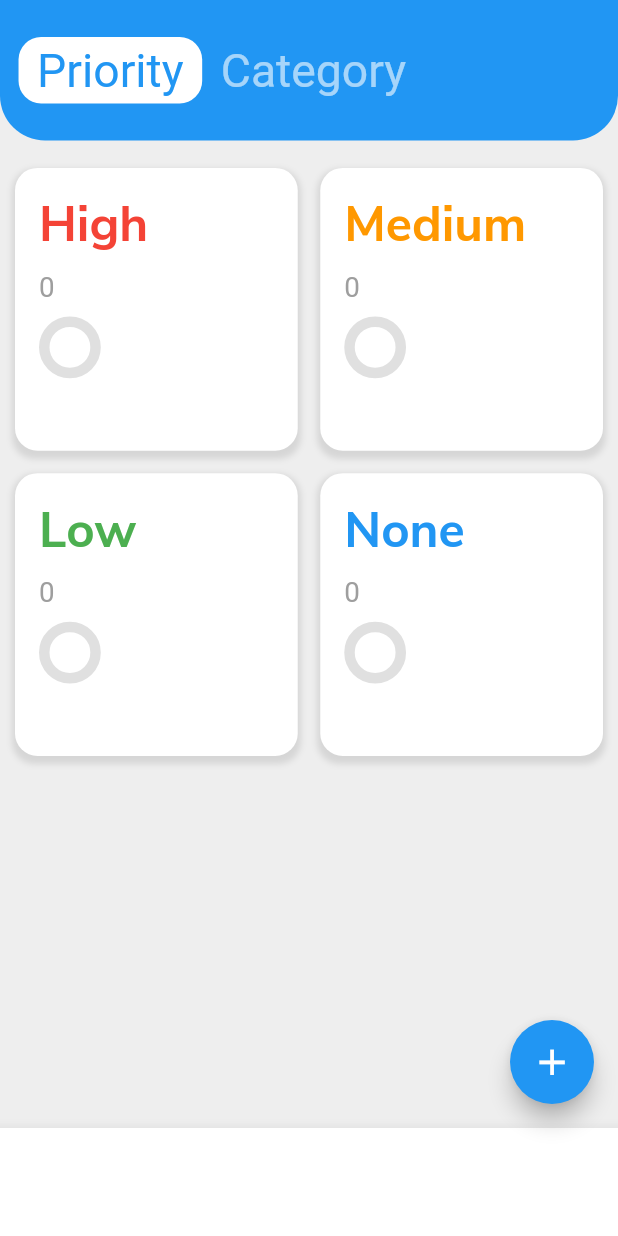
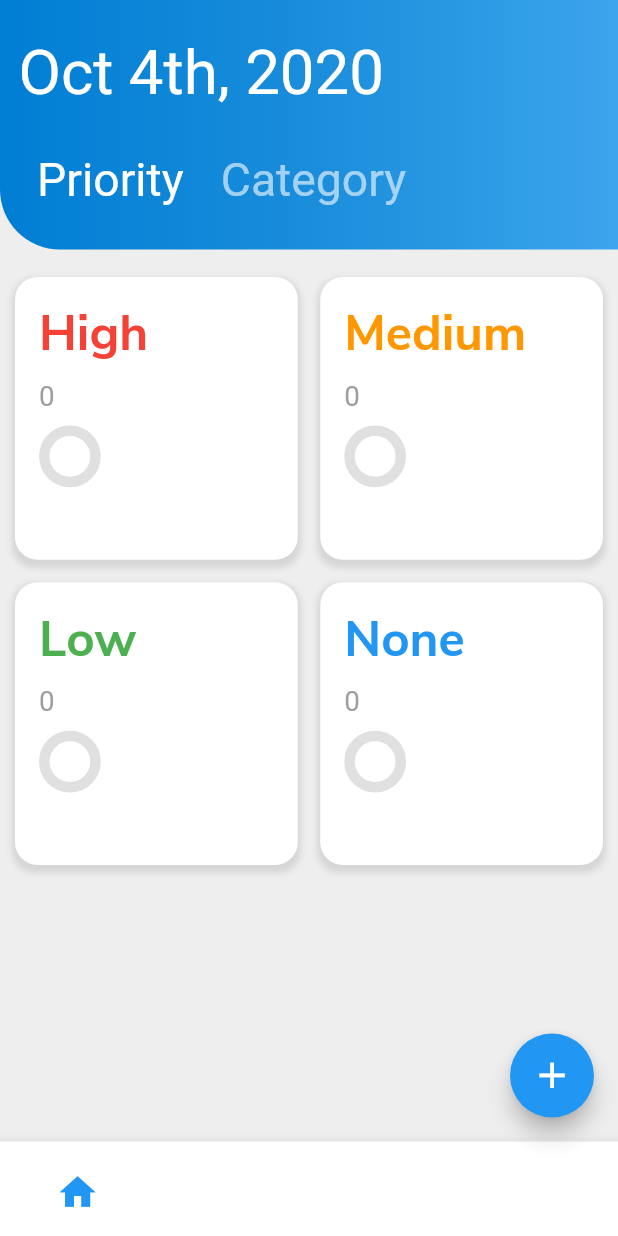
Before and after one commit to CreativelyLogical/todolist-app, a Flutter app: the OverviewScreen screen opened directly, item 2 of the bottom bar chosen, after a tap on the "home" icon, on a phone screen of 412 x 824 dp. Run offline on Flutter 3.47's test engine with Material 2 defaults, Android fonts, the phone set to English and light mode, and no system bars; drawn by our look-alikes of percent_indicator; our stand-ins replace auto_size_text, flutter_local_notifications, flutter_svg, fluttertoast, rxdart, sqflite; accounts and stored records are empty.

Commit message:
made further changes to the UI, mostly in the bottomAppBar

```diff
--- a/lib/screens/all_tasks_screen.dart
+++ b/lib/screens/all_tasks_screen.dart
@@ -17,6 +17,7 @@ import 'dart:io';
 import 'package:my_todo/main.dart';
 import 'package:flutter/services.dart';
 import 'package:my_todo/notifications/todo_notifications.dart';
+import 'overview_screen.dart';
 
 class AllTasksScreen extends StatefulWidget {
   @override
@@ -66,16 +67,34 @@ class _AllTasksScreenState extends State<AllTasksScreen> {
         bottomNavigationBar: BottomAppBar(
 //          notchMargin: 5.0,
           child: Container(
-            padding: EdgeInsets.only(bottom: 5),
+            padding: EdgeInsets.only(
+              bottom: 5,
+              top: 10,
+            ),
 //            height: SizeConfig.screenHeight * 0.105,
             child: Row(
-              crossAxisAlignment: CrossAxisAlignment.start,
+              crossAxisAlignment: CrossAxisAlignment.center,
               mainAxisSize: MainAxisSize.max,
               mainAxisAlignment: MainAxisAlignment.spaceAround,
               children: <Widget>[
-                Column(
-                  mainAxisSize: MainAxisSize.min,
-                  children: <Widget>[
+                IconButton(
+                  padding: EdgeInsets.all(0),
+//                      padding: EdgeInsets.only(
+//                          right: SizeConfig.blockSizeHorizontal * 10),
+                  icon: Icon(
+                    Icons.home,
+                    color: kWhite.withOpacity(0.5),
+                  ),
+                  iconSize: SizeConfig.screenHeight * 0.035,
+                  onPressed: () {
+                    MyApp.pagesOnStack++;
+                    Navigator.push(
+                        context,
+                        MaterialPageRoute(
+                            builder: (context) => OverviewScreen()));
+//                          print("You're already in the week view screen");
+                  },
+                ),
                 IconButton(
                   padding: EdgeInsets.all(0),
 //                      padding: EdgeInsets.only(
@@ -84,76 +103,45 @@ class _AllTasksScreenState extends State<AllTasksScreen> {
                     Icons.view_week,
                     color: kWhite.withOpacity(0.5),
                   ),
-                      iconSize: SizeConfig.screenHeight * 0.045,
+                  iconSize: SizeConfig.screenHeight * 0.035,
                   onPressed: () {
                     MyApp.pagesOnStack++;
-                        Navigator.push(
-                            context,
-                            MaterialPageRoute(
-                                builder: (context) => TaskScreen()));
+                    Navigator.push(context,
+                        MaterialPageRoute(builder: (context) => TaskScreen()));
                   },
                 ),
-                    Text(
-                      'Tasks',
-                      style: TextStyle(
-                          color: kWhite.withOpacity(0.6),
-                          fontSize: SizeConfig.screenHeight * 0.02),
+                Container(
+                  padding: EdgeInsets.symmetric(
+                    vertical: 0,
+                    horizontal: 10,
                   ),
-                  ],
+                  decoration: BoxDecoration(
+                    color: kWhite,
+                    borderRadius: BorderRadius.circular(
+                      20.0,
                     ),
-                Column(
-                  mainAxisSize: MainAxisSize.min,
-                  children: <Widget>[
-                    IconButton(
-                      padding: EdgeInsets.all(0),
-                      icon: Icon(
+                  ),
+                  child: Icon(
                     Icons.format_list_bulleted,
-                        color: kWhite,
+                    color: kBlue,
+                    size: SizeConfig.screenHeight * 0.035,
                   ),
-                      iconSize: SizeConfig.screenHeight * 0.045,
-                      onPressed: () {
-                        print("You're already in the all tasks page");
-                      },
                 ),
-                    Text(
-                      'All Tasks',
-                      style: TextStyle(
-                          color: kWhite,
-                          fontSize: SizeConfig.screenHeight * 0.02),
-                    )
-                  ],
-                ),
-                Column(
-//                  crossAxisAlignment: CrossAxisAlignment.center,
-                  mainAxisSize: MainAxisSize.min,
-                  crossAxisAlignment: CrossAxisAlignment.center,
-                  children: <Widget>[
                 IconButton(
                   padding: EdgeInsets.all(0),
 //                      padding: EdgeInsets.only(
 //                          left: SizeConfig.blockSizeHorizontal * 10),
                   icon: Icon(
-                        Icons.info_outline,
+                    Icons.info,
                     color: kWhite.withOpacity(0.5),
                   ),
-                      iconSize: SizeConfig.screenHeight * 0.045,
+                  iconSize: SizeConfig.screenHeight * 0.035,
                   onPressed: () {
                     MyApp.pagesOnStack++;
-                        Navigator.push(
-                            context,
-                            MaterialPageRoute(
-                                builder: (context) => AboutPage()));
+                    Navigator.push(context,
+                        MaterialPageRoute(builder: (context) => AboutPage()));
                   },
 //                color: kWhite,
-                    ),
-                    Text(
-                      'About',
-                      style: TextStyle(
-                          color: kWhite.withOpacity(0.6),
-                          fontSize: SizeConfig.screenHeight * 0.02),
-                      textAlign: TextAlign.start,
-                    ),
-                  ],
                 ),
               ],
             ),
--- a/lib/screens/overview_screen.dart
+++ b/lib/screens/overview_screen.dart
@@ -151,40 +151,33 @@ class _OverviewScreenState extends State<OverviewScreen> {
       bottomNavigationBar: BottomAppBar(
 //          notchMargin: 5.0,
         child: Container(
-          padding: EdgeInsets.only(bottom: 5),
+          padding: EdgeInsets.only(
+            bottom: 5,
+            top: 10,
+          ),
 //            height: SizeConfig.screenHeight * 0.105,
           child: Row(
-            crossAxisAlignment: CrossAxisAlignment.start,
+            crossAxisAlignment: CrossAxisAlignment.center,
             mainAxisSize: MainAxisSize.max,
             mainAxisAlignment: MainAxisAlignment.spaceAround,
             children: <Widget>[
-              Column(
-                mainAxisSize: MainAxisSize.min,
-                children: <Widget>[
-                  IconButton(
-                    padding: EdgeInsets.all(0),
-//                      padding: EdgeInsets.only(
-//                          right: SizeConfig.blockSizeHorizontal * 10),
-                    icon: Icon(
+              Container(
+                padding: EdgeInsets.symmetric(
+                  vertical: 0,
+                  horizontal: 10,
+                ),
+                decoration: BoxDecoration(
+                  color: kWhite,
+                  borderRadius: BorderRadius.circular(
+                    20.0,
+                  ),
+                ),
+                child: Icon(
                   Icons.home,
-                      color: kWhite,
+                  size: SizeConfig.screenHeight * 0.035,
+                  color: kBlue,
                 ),
-                    iconSize: SizeConfig.screenHeight * 0.045,
-                    onPressed: () {
-//                      print("You're already in the overview screen");
-                    },
               ),
-                  Text(
-                    'Home',
-                    style: TextStyle(
-                        color: kWhite,
-                        fontSize: SizeConfig.screenHeight * 0.02),
-                  ),
-                ],
-              ),
-              Column(
-                mainAxisSize: MainAxisSize.min,
-                children: <Widget>[
               IconButton(
                 padding: EdgeInsets.all(0),
 //                      padding: EdgeInsets.only(
@@ -193,33 +186,20 @@ class _OverviewScreenState extends State<OverviewScreen> {
                   Icons.view_week,
                   color: kWhite.withOpacity(0.5),
                 ),
-                    iconSize: SizeConfig.screenHeight * 0.045,
+                iconSize: SizeConfig.screenHeight * 0.035,
                 onPressed: () {
                   MyApp.pagesOnStack++;
-                      Navigator.push(
-                          context,
-                          MaterialPageRoute(
-                              builder: (context) => TaskScreen()));
+                  Navigator.push(context,
+                      MaterialPageRoute(builder: (context) => TaskScreen()));
                 },
               ),
-                  Text(
-                    'Tasks',
-                    style: TextStyle(
-                        color: kWhite.withOpacity(0.6),
-                        fontSize: SizeConfig.screenHeight * 0.02),
-                  ),
-                ],
-              ),
-              Column(
-                mainAxisSize: MainAxisSize.min,
-                children: <Widget>[
               IconButton(
                 padding: EdgeInsets.all(0),
                 icon: Icon(
                   Icons.format_list_bulleted,
                   color: kWhite.withOpacity(0.5),
                 ),
-                    iconSize: SizeConfig.screenHeight * 0.045,
+                iconSize: SizeConfig.screenHeight * 0.035,
                 onPressed: () {
                   MyApp.pagesOnStack++;
                   Navigator.push(
@@ -228,43 +208,21 @@ class _OverviewScreenState extends State<OverviewScreen> {
                           builder: (context) => AllTasksScreen()));
                 },
               ),
-                  Text(
-                    'All Tasks',
-                    style: TextStyle(
-                        color: kWhite.withOpacity(0.6),
-                        fontSize: SizeConfig.screenHeight * 0.02),
-                  )
-                ],
-              ),
-              Column(
-//                  crossAxisAlignment: CrossAxisAlignment.center,
-                mainAxisSize: MainAxisSize.min,
-                crossAxisAlignment: CrossAxisAlignment.center,
-                children: <Widget>[
               IconButton(
                 padding: EdgeInsets.all(0),
 //                      padding: EdgeInsets.only(
 //                          left: SizeConfig.blockSizeHorizontal * 10),
                 icon: Icon(
-                      Icons.info_outline,
+                  Icons.info,
                   color: kWhite.withOpacity(0.5),
                 ),
-                    iconSize: SizeConfig.screenHeight * 0.045,
+                iconSize: SizeConfig.screenHeight * 0.035,
                 onPressed: () {
                   MyApp.pagesOnStack++;
                   Navigator.push(context,
                       MaterialPageRoute(builder: (context) => AboutPage()));
                 },
 //                color: kWhite,
-                  ),
-                  Text(
-                    'About',
-                    style: TextStyle(
-                        color: kWhite.withOpacity(0.6),
-                        fontSize: SizeConfig.screenHeight * 0.02),
-                    textAlign: TextAlign.start,
-                  ),
-                ],
               ),
             ],
           ),
@@ -295,13 +253,37 @@ class _OverviewScreenState extends State<OverviewScreen> {
               bottom: SizeConfig.screenHeight * 0.01,
             ),
             decoration: BoxDecoration(
-                color: kBlue,
+//                color: kBlue,
+                gradient: LinearGradient(
+                  colors: [
+                    const Color(0xff007ed4),
+                    const Color(0xff1a8ddb),
+                    const Color(0xff3ba5ed),
+                  ],
+                ),
                 borderRadius: BorderRadius.only(
-                  bottomRight: Radius.circular(30),
-                  bottomLeft: Radius.circular(30),
+//                  bottomRight: Radius.circular(30),
+                  bottomLeft: Radius.circular(40),
                 )),
-            child: SafeArea(
-              child: Row(
+            child: Column(
+              crossAxisAlignment: CrossAxisAlignment.start,
+              children: [
+                SafeArea(
+                  child: Padding(
+                    padding: EdgeInsets.only(
+                      top: SizeConfig.screenHeight * 0.03,
+                      left: SizeConfig.screenWidth * 0.03,
+                    ),
+                    child: Text(
+                      'Oct 4th, 2020',
+                      style: TextStyle(
+                        color: kWhite,
+                        fontSize: SizeConfig.blockSizeHorizontal * 10,
+                      ),
+                    ),
+                  ),
+                ),
+                Row(
                   children: [
                     GestureDetector(
                       onTap: () {
@@ -319,21 +301,22 @@ class _OverviewScreenState extends State<OverviewScreen> {
                           vertical: SizeConfig.blockSizeHorizontal * 1,
                           horizontal: SizeConfig.blockSizeHorizontal * 3,
                         ),
-                      decoration: userViewState == PRIORITY
-                          ? BoxDecoration(
-                              color: kWhite,
-                              borderRadius: BorderRadius.all(
-                                Radius.circular(15),
-                              ),
-                            )
-                          : null,
+//                        decoration: userViewState == PRIORITY
+//                            ? BoxDecoration(
+//                                color: kWhite,
+//                                borderRadius: BorderRadius.all(
+//                                  Radius.circular(15),
+//                                ),
+//                              )
+//                            : null,
                         child: Text(
                           'Priority',
                           style: TextStyle(
                             color: userViewState == PRIORITY
-                              ? kBlue
+                                ? kWhite
                                 : kWhite.withOpacity(0.6),
                             fontSize: SizeConfig.blockSizeHorizontal * 7.5,
+//                            fontWeight: FontWeight.bold,
                           ),
                           textAlign: TextAlign.right,
                         ),
@@ -350,21 +333,22 @@ class _OverviewScreenState extends State<OverviewScreen> {
                           vertical: SizeConfig.blockSizeHorizontal * 1,
                           horizontal: SizeConfig.blockSizeHorizontal * 3,
                         ),
-                      decoration: userViewState == CATEGORY
-                          ? BoxDecoration(
-                              color: kWhite,
-                              borderRadius: BorderRadius.all(
-                                Radius.circular(15),
-                              ),
-                            )
-                          : null,
+//                        decoration: userViewState == CATEGORY
+//                            ? BoxDecoration(
+//                                color: kWhite,
+//                                borderRadius: BorderRadius.all(
+//                                  Radius.circular(15),
+//                                ),
+//                              )
+//                            : null,
                         child: Text(
                           'Category',
                           style: TextStyle(
                             color: userViewState == PRIORITY
                                 ? kWhite.withOpacity(0.6)
-                              : kBlue,
+                                : kWhite,
                             fontSize: SizeConfig.blockSizeHorizontal * 7.5,
+//                            fontWeight: FontWeight.bold,
                           ),
                           textAlign: TextAlign.right,
                         ),
@@ -372,6 +356,7 @@ class _OverviewScreenState extends State<OverviewScreen> {
                     ),
                   ],
                 ),
+              ],
             ),
           ),
           Expanded(
--- a/lib/screens/task_screen.dart
+++ b/lib/screens/task_screen.dart
@@ -123,15 +123,15 @@ class _TaskScreenState extends State<TaskScreen> {
           bottomNavigationBar: BottomAppBar(
 //          notchMargin: 5.0,
             child: Container(
-              padding: EdgeInsets.only(bottom: 5),
+              padding: EdgeInsets.only(
+                bottom: 5,
+                top: 10,
+              ),
 //            height: SizeConfig.screenHeight * 0.105,
               child: Row(
-                crossAxisAlignment: CrossAxisAlignment.start,
+                crossAxisAlignment: CrossAxisAlignment.center,
                 mainAxisSize: MainAxisSize.max,
                 mainAxisAlignment: MainAxisAlignment.spaceAround,
-                children: <Widget>[
-                  Column(
-                    mainAxisSize: MainAxisSize.min,
                 children: <Widget>[
                   IconButton(
                     padding: EdgeInsets.all(0),
@@ -141,7 +141,7 @@ class _TaskScreenState extends State<TaskScreen> {
                       Icons.home,
                       color: kWhite.withOpacity(0.5),
                     ),
-                        iconSize: SizeConfig.screenHeight * 0.045,
+                    iconSize: SizeConfig.screenHeight * 0.035,
                     onPressed: () {
                       MyApp.pagesOnStack++;
                       Navigator.push(
@@ -151,48 +151,30 @@ class _TaskScreenState extends State<TaskScreen> {
 //                          print("You're already in the week view screen");
                     },
                   ),
-                      Text(
-                        'Home',
-                        style: TextStyle(
-                            color: kWhite.withOpacity(0.6),
-                            fontSize: SizeConfig.screenHeight * 0.02),
+                  Container(
+                    padding: EdgeInsets.symmetric(
+                      vertical: 0,
+                      horizontal: 10,
                     ),
-                    ],
+                    decoration: BoxDecoration(
+                      color: kWhite,
+                      borderRadius: BorderRadius.circular(
+                        20.0,
                       ),
-                  Column(
-                    mainAxisSize: MainAxisSize.min,
-                    children: <Widget>[
-                      IconButton(
-                        padding: EdgeInsets.all(0),
-//                      padding: EdgeInsets.only(
-//                          right: SizeConfig.blockSizeHorizontal * 10),
-                        icon: Icon(
+                    ),
+                    child: Icon(
                       Icons.view_week,
-                          color: kWhite,
+                      color: kBlue,
+                      size: SizeConfig.screenHeight * 0.035,
                     ),
-                        iconSize: SizeConfig.screenHeight * 0.045,
-                        onPressed: () {
-//                          print("You're already in the week view screen");
-                        },
                   ),
-                      Text(
-                        'Tasks',
-                        style: TextStyle(
-                            color: kWhite,
-                            fontSize: SizeConfig.screenHeight * 0.02),
-                      ),
-                    ],
-                  ),
-                  Column(
-                    mainAxisSize: MainAxisSize.min,
-                    children: <Widget>[
                   IconButton(
                     padding: EdgeInsets.all(0),
                     icon: Icon(
                       Icons.format_list_bulleted,
                       color: kWhite.withOpacity(0.5),
                     ),
-                        iconSize: SizeConfig.screenHeight * 0.045,
+                    iconSize: SizeConfig.screenHeight * 0.035,
                     onPressed: () {
                       MyApp.pagesOnStack++;
                       Navigator.push(
@@ -201,45 +183,21 @@ class _TaskScreenState extends State<TaskScreen> {
                               builder: (context) => AllTasksScreen()));
                     },
                   ),
-                      Text(
-                        'All Tasks',
-                        style: TextStyle(
-                            color: kWhite.withOpacity(0.6),
-                            fontSize: SizeConfig.screenHeight * 0.02),
-                      )
-                    ],
-                  ),
-                  Column(
-//                  crossAxisAlignment: CrossAxisAlignment.center,
-                    mainAxisSize: MainAxisSize.min,
-                    crossAxisAlignment: CrossAxisAlignment.center,
-                    children: <Widget>[
                   IconButton(
                     padding: EdgeInsets.all(0),
 //                      padding: EdgeInsets.only(
 //                          left: SizeConfig.blockSizeHorizontal * 10),
                     icon: Icon(
-                          Icons.info_outline,
+                      Icons.info,
                       color: kWhite.withOpacity(0.5),
                     ),
-                        iconSize: SizeConfig.screenHeight * 0.045,
+                    iconSize: SizeConfig.screenHeight * 0.035,
                     onPressed: () {
                       MyApp.pagesOnStack++;
-                          Navigator.push(
-                              context,
-                              MaterialPageRoute(
-                                  builder: (context) => AboutPage()));
+                      Navigator.push(context,
+                          MaterialPageRoute(builder: (context) => AboutPage()));
                     },
 //                color: kWhite,
-                      ),
-                      Text(
-                        'About',
-                        style: TextStyle(
-                            color: kWhite.withOpacity(0.6),
-                            fontSize: SizeConfig.screenHeight * 0.02),
-                        textAlign: TextAlign.start,
-                      ),
-                    ],
                   ),
                 ],
               ),
```
Also changed, not shown: lib/db/todo_db.dart (+24 -0 lines), lib/screens/about_page.dart (+42 -54 lines), 1 other file. Lines whose indentation alone changed are shown as unchanged.
